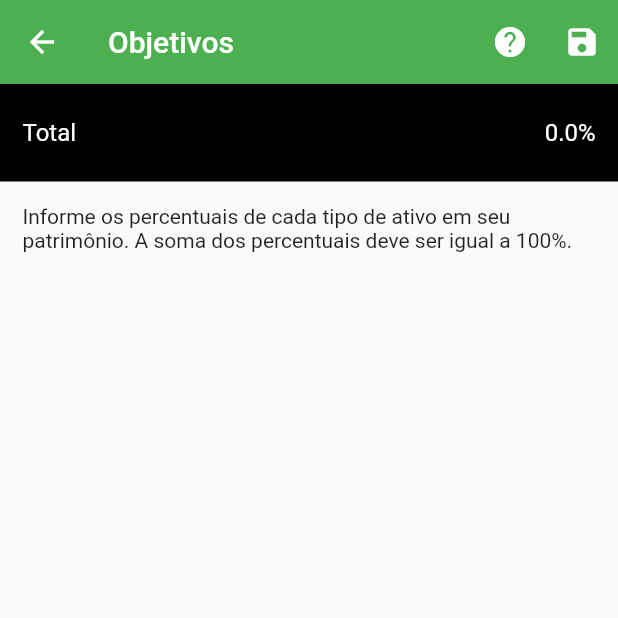
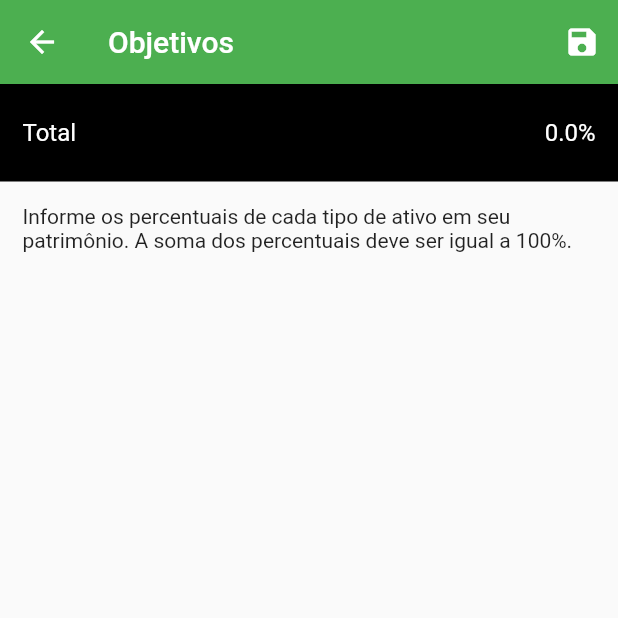
Before and after one commit to clbcabral/meupatrimonioapp, a Flutter app: the ObjetivosForm screen opened directly with empty values, on a phone screen of 412 x 824 dp, the top half of it. Run offline on Flutter 3.47's test engine with Material 2 defaults, Android fonts, the phone set to English and light mode, and no system bars; our stand-ins replace charts_flutter, cloud_firestore, dots_indicator, firebase_auth, sqflite; accounts and stored records are empty.

Commit message:
Encapsulando as strings num único arquivo.

```diff
--- a/lib/pages/home/formObjetivos.dart
+++ b/lib/pages/home/formObjetivos.dart
@@ -33,17 +33,13 @@ class ObjetivosFormState extends State<ObjetivosForm> {
   Widget build(BuildContext context) {
     return Scaffold(
       key: _chave,
-      appBar: AppBar(title: Text('Objetivos'), actions: <Widget>[
-        IconButton(
-          icon: Icon(Icons.help),
-          onPressed: () => {},
-        ),
+      appBar: AppBar(title: Text(Strings.objetivos), actions: <Widget>[
         IconButton(
           icon: Icon(Icons.save),
           onPressed: () async {
             if (calcularTotal() != 100.0) {
               var snak = SnackBar(
-                content: Text('A soma dos objetivos deve ser igual a 100%.'),
+                content: Text(Strings.validacaoSomaPercentual),
               );
               _chave.currentState.showSnackBar(snak);
             } else {
@@ -79,7 +75,7 @@ class ObjetivosFormState extends State<ObjetivosForm> {
           Padding(
             padding: EdgeInsets.all(15),
             child: Text(
-              'Informe os percentuais de cada tipo de ativo em seu patrimônio. A soma dos percentuais deve ser igual a 100%.',
+              Strings.dicaObjetivosPercentuais,
               style: const TextStyle(fontSize: 14),
             ),
           ),
--- a/lib/pages/home/menuLateral.dart
+++ b/lib/pages/home/menuLateral.dart
@@ -67,7 +67,7 @@ class _MenuLateralState extends State<MenuLateral> {
               bool confirmou = await showDialog(
                     context: context,
                     builder: (BuildContext context) =>
-                        Alerta('Deseja realmente sair?'),
+                        Alerta(Strings.desejaSair),
                   ) ??
                   false;
               if (confirmou) {
--- a/lib/pages/home/patrimonio.dart
+++ b/lib/pages/home/patrimonio.dart
@@ -102,10 +102,6 @@ class PatrimonioState extends State<PatrimonioWidget> {
       ),
       acoes: <Widget>[
         IconButton(
-          icon: Icon(Icons.help),
-          onPressed: () => {},
-        ),
-        IconButton(
           icon: Icon(Icons.settings),
           onPressed: () => {
             Navigator.push(
--- a/lib/vals/strings.dart
+++ b/lib/vals/strings.dart
@@ -27,6 +27,14 @@ class Strings {
       "Apenas duas casas decimais são aceitas.";
   static String validacaoPontoVirgula = "Utilize ponto ao invés de vírgula.";
   static String validacaoPontos = "Informe apenas um ponto.";
+  static String validacaoEmailObrigatorio = "O e-mail é obrigatório.";
+  static String validacaoEmailInvalido = "E-mail inválido.";
+  static String validacaoTamanhoSenha =
+      "A senha deve ter 6 caracteres ou mais.";
+  static String validacaoCampoRequerido = "Campo requerido.";
+  static String validacaoSenhasIguais = "As senhas não são iguais.";
+  static String validacaoSomaPercentual =
+      "A soma dos objetivos deve ser igual a 100%.";
   static String valor = "Valor";
   static String salvar = "Salvar";
   static String adicionar = "Adicionar";
@@ -36,4 +44,23 @@ class Strings {
   static String objetivos = "Objetivos";
   static String sobre = "Sobre";
   static String sair = "Sair";
+  static String posicaoAtual = "Posição atual";
+  static String posicaoIdeal = "Posição ideal";
+  static String semDados = "Ainda sem dados.";
+  static String dicaPercentual =
+      "Abaixo encontram-se os ativos ordenados por quanto falta percentualmente para alcançar seu objetivo.";
+  static String dicaObjetivosPercentuais =
+      "Informe os percentuais de cada tipo de ativo em seu patrimônio. A soma dos percentuais deve ser igual a 100%.";
+  static String ticker = "Ticker";
+  static String quantidade = "Quantidade";
+  static String peso = "Peso";
+  static String dicaTesouro = "Tesouro Direto IPCA+ 2045";
+  static String tickerInvalido = "Ticker inválido ou não identificado.";
+  static String registro = "Registro";
+  static String login = "Login";
+  static String email = "E-mail";
+  static String senha = "Senha";
+  static String senhaConfirmacao = "Senha (confirmação)";
+  static String nomeCompleto = "Nome completo";
+  static String desejaSair = "Deseja realmente sair?";
 }
```
Also changed, not shown: lib/pages/ativo/ativos.dart (+1 -6 lines), lib/pages/ativo/formAtivo.dart (+8 -8 lines), lib/pages/autenticacao/formAutenticacao.dart (+12 -12 lines), lib/pages/reserva/reservas.dart (+4 -11 lines), lib/shared/componentes.dart (+4 -4 lines).
